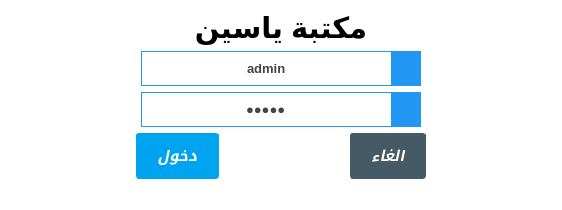
Before: the Qt Designer form login.ui in ashraf-kx/maktaba-assistant, drawn with Qt 5.
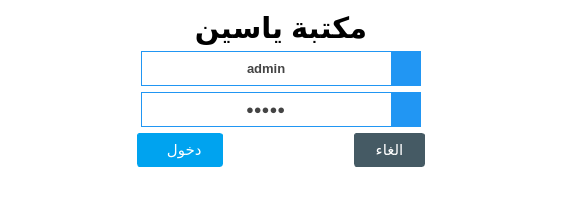
After: the same form once the commit is applied. Icons and pictures are not drawn.

```diff
--- a/login.ui
+++ b/login.ui
@@ -350,9 +350,6 @@
         <font>
          <family>Ubuntu</family>
          <pointsize>-1</pointsize>
-         <weight>75</weight>
-         <italic>true</italic>
-         <bold>true</bold>
         </font>
        </property>
        <property name="cursor">
@@ -394,7 +391,7 @@
 </string>
        </property>
        <property name="text">
-        <string>  دخول  </string>
+        <string>    دخول  </string>
        </property>
        <property name="icon">
         <iconset resource="Icons.qrc">
@@ -433,9 +430,6 @@
         <font>
          <family>Ubuntu</family>
          <pointsize>-1</pointsize>
-         <weight>75</weight>
-         <italic>true</italic>
-         <bold>true</bold>
         </font>
        </property>
        <property name="cursor">
```
